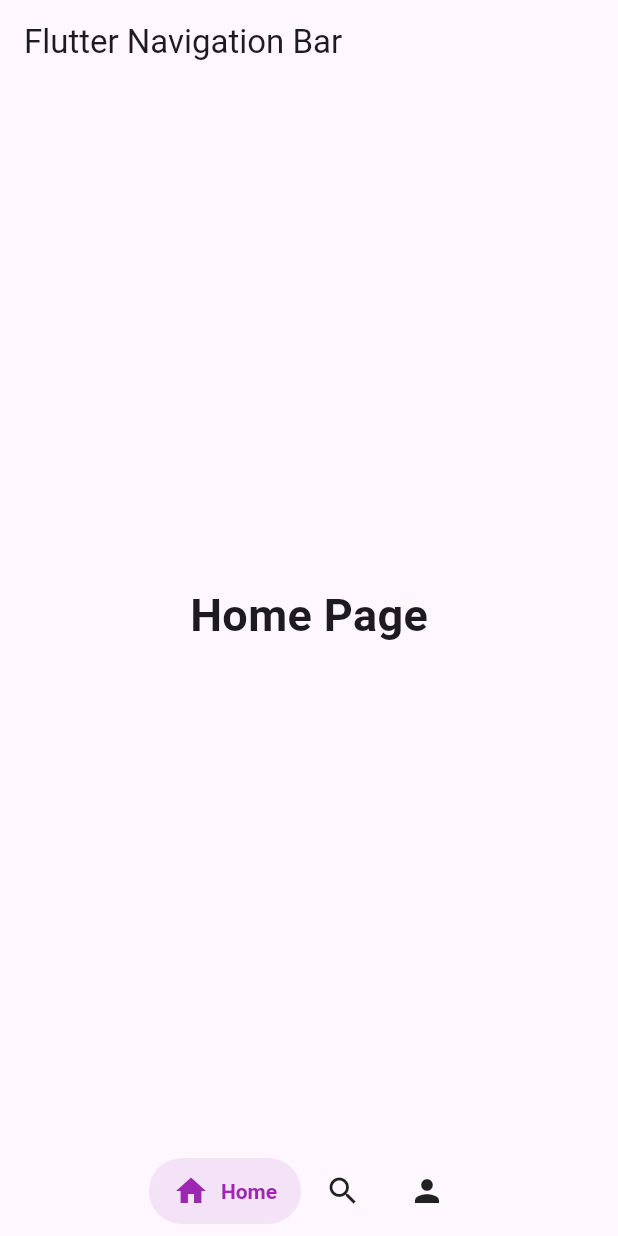
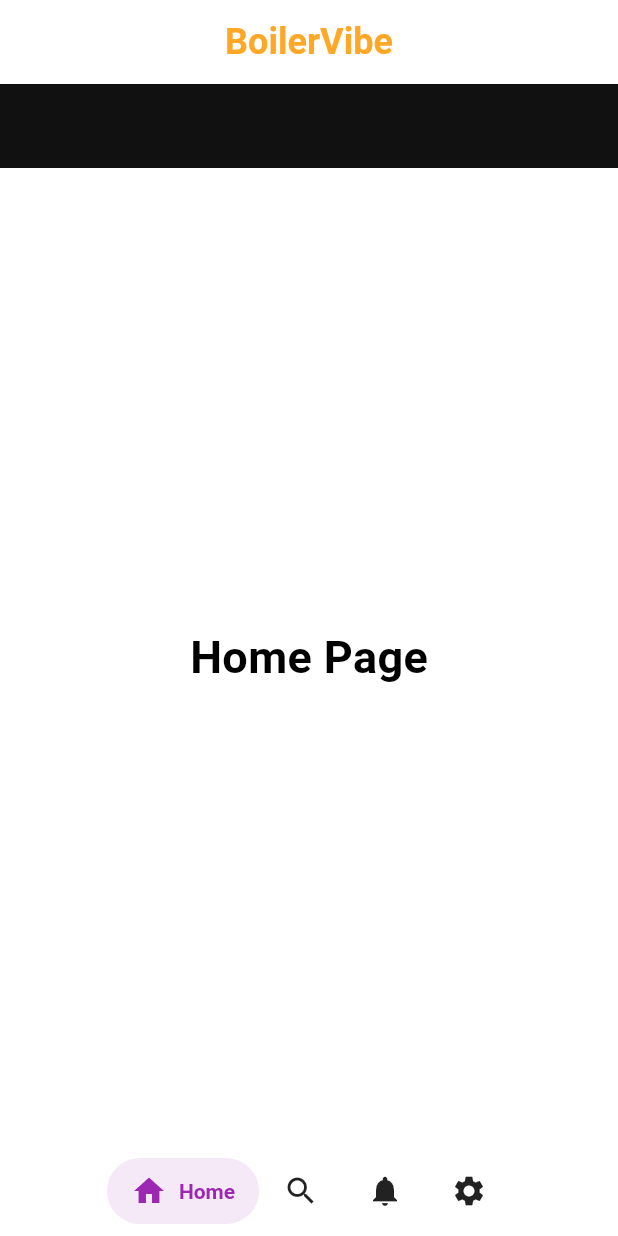
Before and after one commit to PartthK/Purdue-Social-Media-App, a Flutter app: the screen it shows after launch, on a phone screen of 412 x 824 dp. Run offline on Flutter 3.47's test engine with Material 3 defaults, Android fonts, the phone set to English and light mode, and no system bars; drawn by our look-alikes of salomon_bottom_bar.

Commit message:
added theme.dart file for themes.

```diff
--- a/lib/main.dart
+++ b/lib/main.dart
@@ -1,5 +1,6 @@
 import 'package:flutter/material.dart';
 import 'navigation.dart';  // Add this import
+import 'theme.dart';  // Add this import
 
 void main() {
   runApp(const MyApp());
@@ -12,11 +13,20 @@ class MyApp extends StatelessWidget {
   Widget build(BuildContext context) {
     return MaterialApp(
       title: 'Flutter Demo',
-      theme: ThemeData(
-        colorScheme: ColorScheme.fromSeed(seedColor: Colors.deepPurple),
-        useMaterial3: true,
+      theme: BoilerVibeTheme.theme,  // Use BoilerVibeTheme here
+      home: Scaffold(
+        appBar: AppBar(
+          title: const Center(
+            child: Text(
+              'BoilerVibe',
+              style: TextStyle(fontSize: 24, fontWeight: FontWeight.bold),
+            ),
+          ),
+          backgroundColor: Colors.transparent,
+          elevation: 0,
+        ),
+        body: NavigationPage(),  // Use NavigationPage here
       ),
-      home: NavigationPage(),  // Use NavigationPage here
     );
   }
 }
--- a/lib/navigation.dart
+++ b/lib/navigation.dart
@@ -1,5 +1,6 @@
 import 'package:flutter/material.dart';
 import 'package:salomon_bottom_bar/salomon_bottom_bar.dart';
+import 'theme.dart';  // Add this import
 
 class NavigationPage extends StatefulWidget {
   @override
@@ -12,14 +13,15 @@ class _NavigationPageState extends State<NavigationPage> {
   static const List<Widget> _pages = <Widget>[
     Center(child: Text('Home Page', style: TextStyle(fontSize: 30, fontWeight: FontWeight.bold))),
     Center(child: Text('Search Page', style: TextStyle(fontSize: 30, fontWeight: FontWeight.bold))),
-    Center(child: Text('Profile Page', style: TextStyle(fontSize: 30, fontWeight: FontWeight.bold))),
+    Center(child: Text('Notifications Page', style: TextStyle(fontSize: 30, fontWeight: FontWeight.bold))),
+    Center(child: Text('Settings Page', style: TextStyle(fontSize: 30, fontWeight: FontWeight.bold))),
   ];
 
   @override
   Widget build(BuildContext context) {
     return Scaffold(
       appBar: AppBar(
-        title: const Text('Flutter Navigation Bar'),
+        title: const Text(''),
       ),
       body: _pages[_currentIndex],
       bottomNavigationBar: Padding(
@@ -46,9 +48,14 @@ class _NavigationPageState extends State<NavigationPage> {
                   selectedColor: Colors.orange,
                 ),
                 SalomonBottomBarItem(
-                  icon: Icon(Icons.person),
-                  title: Text('Profile'),
-                  selectedColor: Colors.teal,
+                  icon: Icon(Icons.notifications),
+                  title: Text('Notifications'),
+                  selectedColor: Colors.red,
+                ),
+                SalomonBottomBarItem(
+                  icon: Icon(Icons.settings),
+                  title: Text('Settings'),
+                  selectedColor: Colors.blue,
                 ),
               ],
             ),
--- /dev/null
+++ b/lib/theme.dart
@@ -0,0 +1,31 @@
+import 'package:flutter/material.dart';
+
+class BoilerVibeTheme {
+  static ThemeData get theme {
+    return ThemeData(
+      colorScheme: ColorScheme.fromSwatch().copyWith(
+        primary: Color(0xFF111111),  // Dark brown color
+        secondary: Color(0xFFFFA726),  // Orange color
+      ),
+      scaffoldBackgroundColor: Colors.white,  // White background color
+      appBarTheme: AppBarTheme(
+        backgroundColor: Color(0xFF111111),
+        titleTextStyle: TextStyle(
+          color: Color(0xFFFFA726),
+          fontSize: 24,
+          fontWeight: FontWeight.bold,
+        ),
+      ),
+      bottomNavigationBarTheme: BottomNavigationBarThemeData(
+        backgroundColor: Color(0xFF111111),
+        selectedItemColor: Color(0xFFFFA726),
+        unselectedItemColor: Colors.grey,
+      ),
+      textTheme: TextTheme(
+        bodyLarge: TextStyle(color: Colors.black),
+        bodyMedium: TextStyle(color: Colors.black),
+      ),
+      visualDensity: VisualDensity.adaptivePlatformDensity,
+    );
+  }
+}
```
